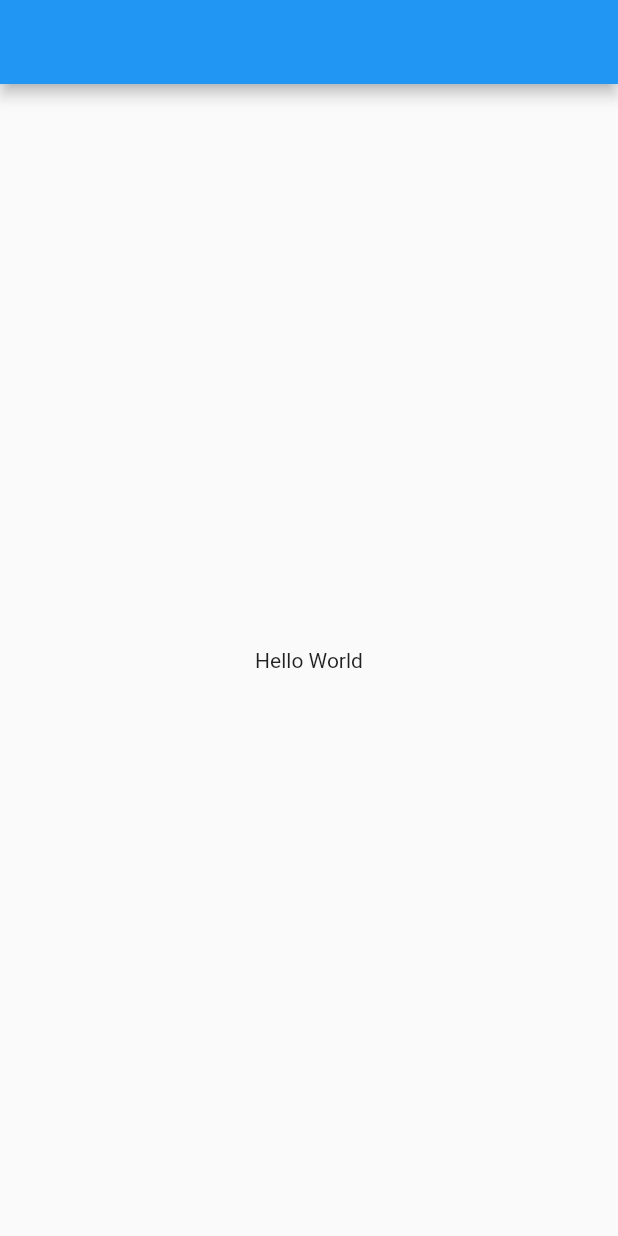
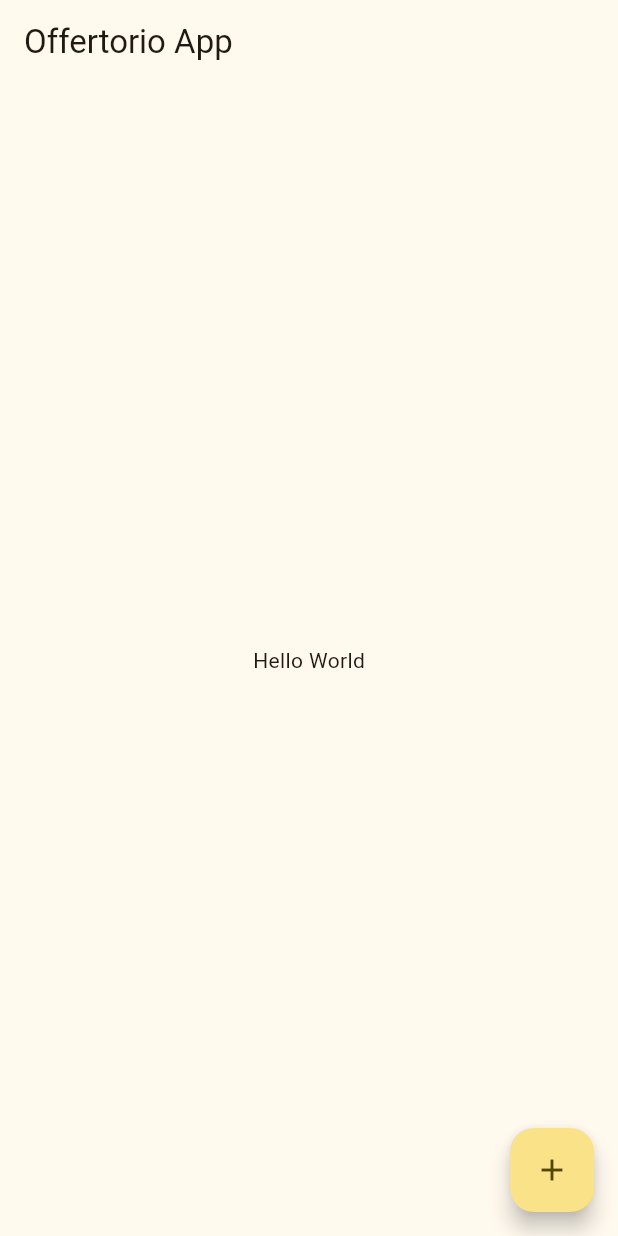
Before and after one commit to tiancris01/OFFERTORIO, a Flutter app: the screen it shows after launch, on a phone screen of 412 x 824 dp. Run offline on Flutter 3.47's test engine with Material 2 defaults, Android fonts, the phone set to English and light mode, and no system bars.

Commit message:
class colors created and basic theme configuration

```diff
--- /dev/null
+++ b/lib/app/color/color.dart
@@ -0,0 +1,13 @@
+import 'dart:ui';
+
+class HexColor extends Color {
+  static int _getColorFromHex(String hexColor) {
+    hexColor = hexColor.toUpperCase().replaceAll("#", "");
+    if (hexColor.length == 6) {
+      hexColor = "FF$hexColor";
+    }
+    return int.parse(hexColor, radix: 16);
+  }
+
+  HexColor(final String hexColor) : super(_getColorFromHex(hexColor));
+}
--- /dev/null
+++ b/lib/app/config/colors.dart
@@ -0,0 +1,12 @@
+import 'dart:ui';
+
+import 'package:offertorio/app/color/color.dart';
+
+class AppColors {
+  static Color principal = HexColor("FFD900");
+  static Color secondary = HexColor("100050");
+  static Color tertiary = HexColor("868A90");
+  static Color error = HexColor("FF4635");
+  static Color blueeGreen = HexColor("0099AF");
+  static Color pink = HexColor("EF538D");
+}
--- /dev/null
+++ b/lib/app/config/theme.dart
@@ -0,0 +1,9 @@
+import 'package:flutter/material.dart';
+import 'package:offertorio/app/config/colors.dart';
+
+class AppTheme {
+  static ThemeData get themeData => ThemeData(
+        colorSchemeSeed: AppColors.principal,
+        useMaterial3: true,
+      );
+}
--- a/lib/app_widget.dart
+++ b/lib/app_widget.dart
@@ -1,4 +1,5 @@
 import 'package:flutter/material.dart';
+import 'package:offertorio/app/config/theme.dart';
 
 class AppWidget extends StatelessWidget {
   const AppWidget({Key? key}) : super(key: key);
@@ -8,13 +9,18 @@ class AppWidget extends StatelessWidget {
     return MaterialApp(
       debugShowCheckedModeBanner: false,
       title: 'Offertorio App',
-      theme: ThemeData(
-        primarySwatch: Colors.blue,
-      ),
+      theme: AppTheme.themeData,
       home: Scaffold(
-        appBar: AppBar(),
-        body: const Center(child: Text('Hello World')),
-      ),
+          appBar: AppBar(
+            title: const Text('Offertorio App'),
+          ),
+          body: const Center(
+            child: Text('Hello World'),
+          ),
+          floatingActionButton: FloatingActionButton(
+            onPressed: () {},
+            child: const Icon(Icons.add),
+          )),
     );
   }
 }
```
Also changed, not shown: 1 other file.
